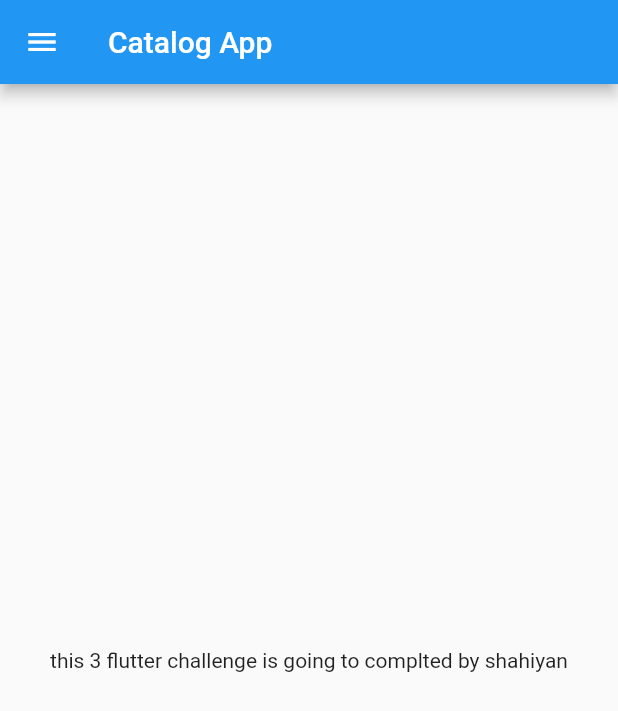
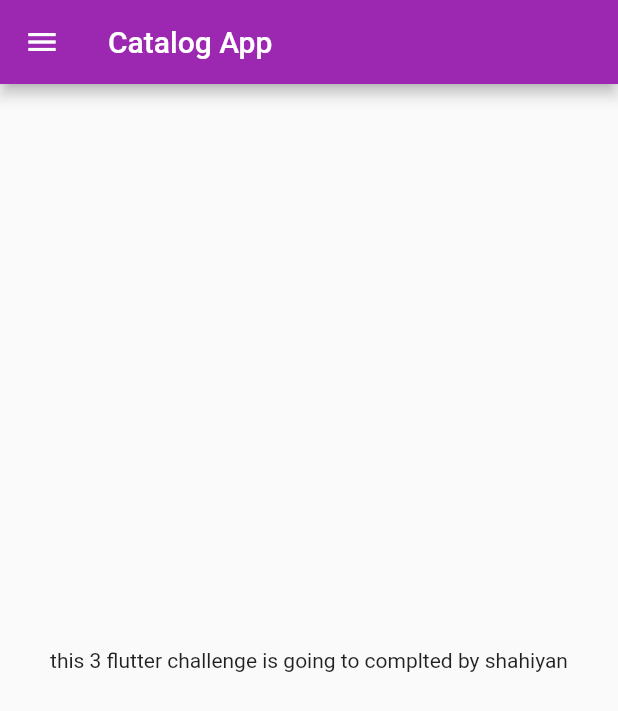
Before and after one commit to shahiyan7/Catlog_App, a Flutter app: the screen it shows after launch, on a phone screen of 412 x 824 dp. Shown: the top 711 px of the screen. Run offline on Flutter 3.47's test engine with Material 2 defaults, Android fonts, the phone set to English and light mode, and no system bars.

Commit message:
day 3 completed

```diff
--- a/lib/home_page.dart
+++ /dev/null
@@ -1,24 +0,0 @@
-import 'package:flutter/material.dart';
-
-class HomePage extends StatelessWidget {
-  final int days = 3;
-  final String name = 'shahiyan';
-
-  @override
-  Widget build(BuildContext context) {
-    return MaterialApp(
-      home: Scaffold(
-        drawer: Drawer(),
-        appBar: AppBar(
-          title: Text("Catalog App"),
-        ),
-        body: Center(
-          child: Container(
-            child: Text(
-                "this $days flutter challenge is going to complted by $name"),
-          ),
-        ),
-      ),
-    );
-  }
-}
--- a/lib/main.dart
+++ b/lib/main.dart
@@ -1,6 +1,8 @@
-import 'package:catlog_app/home_page.dart';
+import 'package:catlog_app/pages/home_page.dart';
+import 'package:catlog_app/pages/login_page.dart';
 import 'package:flutter/material.dart';
-import 'package:catlog_app/home_page.dart';
+import 'package:catlog_app/pages/home_page.dart';
+import 'package:catlog_app/pages/login_page.dart';
 
 void main() {
   runApp(MyApp());
@@ -9,6 +11,18 @@ void main() {
 class MyApp extends StatelessWidget {
   @override
   Widget build(BuildContext context) {
-    return HomePage();
+    return MaterialApp(
+   themeMode: ThemeMode.light,
+   theme: ThemeData(primarySwatch: Colors.purple),
+   initialRoute: '/home',
+      routes: {
+        '/':(context) => LoginPage(),
+        '/home':(context) => HomePage(),
+        '/login':(context) =>  LoginPage(),
+      },
+    );
   }
+
+  // ignore: invalid_required_named_param
+
 }
--- /dev/null
+++ b/lib/pages/home_page.dart
@@ -0,0 +1,22 @@
+import 'package:flutter/material.dart';
+
+class HomePage extends StatelessWidget {
+  final int days = 3;
+  final String name = 'shahiyan';
+
+  @override
+  Widget build(BuildContext context) {
+    return Scaffold(
+      drawer: Drawer(),
+      appBar: AppBar(
+        title: Text("Catalog App"),
+      ),
+      body: Center(
+        child: Container(
+          child: Text(
+              "this $days flutter challenge is going to complted by $name"),
+        ),
+      ),
+    );
+  }
+}
--- /dev/null
+++ b/lib/pages/login_page.dart
@@ -0,0 +1,18 @@
+import 'package:flutter/material.dart';
+
+class LoginPage extends StatelessWidget {
+  const LoginPage({super.key});
+
+  @override
+  Widget build(BuildContext context) {
+    return const MaterialApp(
+      home: Scaffold(
+        body: Center(child: Text("Login page",style: TextStyle(
+          fontSize: 40.0,
+          color: Colors.blue,
+          fontWeight:FontWeight.bold,
+        ),),),
+      ),
+    );
+  }
+}
```
